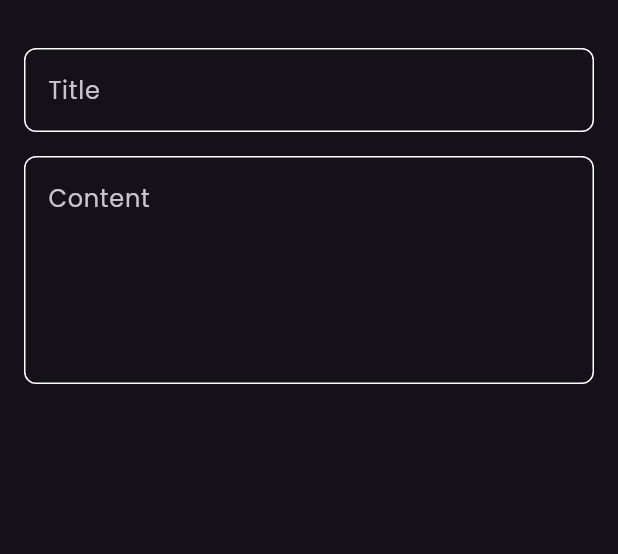
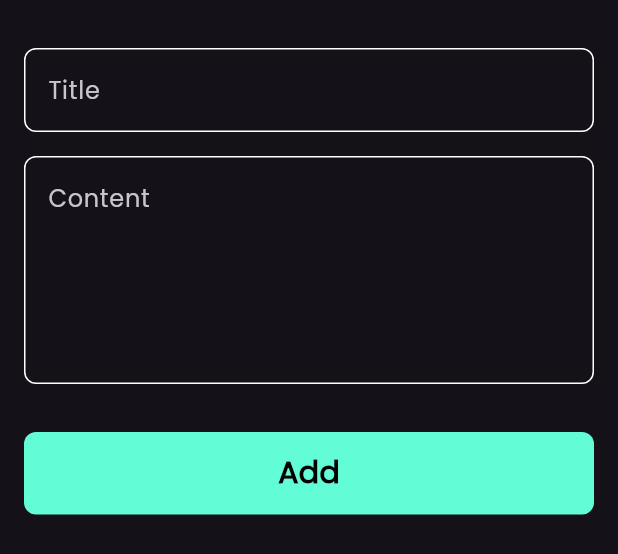
Before and after one commit to osamamorizk/notes-app, a Flutter app: the AddNoteBottomSheet widget shown alone on an empty page, opened directly, on a phone screen of 412 x 824 dp. Shown: the top 554 px of the screen. Run offline on Flutter 3.47's test engine with Material 3 defaults, Android fonts, the light colour scheme and no system bars; our stand-ins replace font_awesome_flutter.

Commit message:
add button to bottom sheet

```diff
--- a/lib/views/notes_view.dart
+++ b/lib/views/notes_view.dart
@@ -1,7 +1,7 @@
 import 'package:flutter/material.dart';
-import 'package:flutter/widgets.dart';
+
 import 'package:notes_application/consts.dart';
-import 'package:notes_application/widgets/custom_text_field.dart';
+import 'package:notes_application/widgets/add_note_to_bottom_sheet.dart';
 import 'package:notes_application/widgets/notes_view_body.dart';
 
 class NotesView extends StatelessWidget {
@@ -30,31 +30,3 @@ class NotesView extends StatelessWidget {
     );
   }
 }
-
-class AddNoteBottomSheet extends StatelessWidget {
-  const AddNoteBottomSheet({super.key});
-
-  @override
-  Widget build(BuildContext context) {
-    return const Padding(
-      padding: EdgeInsets.symmetric(horizontal: 16),
-      child: Column(
-        children: [
-          SizedBox(
-            height: 32,
-          ),
-          CustomTextField(
-            hint: 'Title',
-          ),
-          SizedBox(
-            height: 16,
-          ),
-          CustomTextField(
-            hint: 'Content',
-            maxLines: 5,
-          ),
-        ],
-      ),
-    );
-  }
-}
--- /dev/null
+++ b/lib/widgets/add_note_to_bottom_sheet.dart
@@ -0,0 +1,40 @@
+import 'package:flutter/material.dart';
+import 'package:notes_application/widgets/custom_button.dart';
+import 'package:notes_application/widgets/custom_text_field.dart';
+
+class AddNoteBottomSheet extends StatelessWidget {
+  const AddNoteBottomSheet({super.key});
+
+  @override
+  Widget build(BuildContext context) {
+    return const Padding(
+      padding: EdgeInsets.symmetric(horizontal: 16),
+      child: SingleChildScrollView(
+        child: Column(
+          children: [
+            SizedBox(
+              height: 32,
+            ),
+            CustomTextField(
+              hint: 'Title',
+            ),
+            SizedBox(
+              height: 16,
+            ),
+            CustomTextField(
+              hint: 'Content',
+              maxLines: 5,
+            ),
+            SizedBox(
+              height: 32,
+            ),
+            CustomButton(),
+            SizedBox(
+              height: 16,
+            ),
+          ],
+        ),
+      ),
+    );
+  }
+}
--- /dev/null
+++ b/lib/widgets/custom_button.dart
@@ -0,0 +1,28 @@
+import 'package:flutter/material.dart';
+import 'package:notes_application/consts.dart';
+
+class CustomButton extends StatelessWidget {
+  const CustomButton({super.key});
+
+  @override
+  Widget build(BuildContext context) {
+    return Container(
+      decoration: BoxDecoration(
+        color: KprimaryColor,
+        borderRadius: BorderRadius.circular(8),
+      ),
+      width: MediaQuery.of(context).size.width,
+      height: 55,
+      child: Center(
+        child: Text(
+          'Add',
+          style: TextStyle(
+            color: Colors.black,
+            fontSize: 20,
+            fontWeight: FontWeight.bold,
+          ),
+        ),
+      ),
+    );
+  }
+}
```
